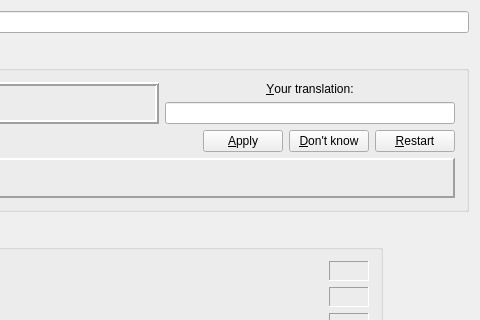
olgerd27/words_teacher, file window.ui: the form before one commit; both pictures show x 116 to 596 and y 0 to 320 of the 596 by 420 pixel window.
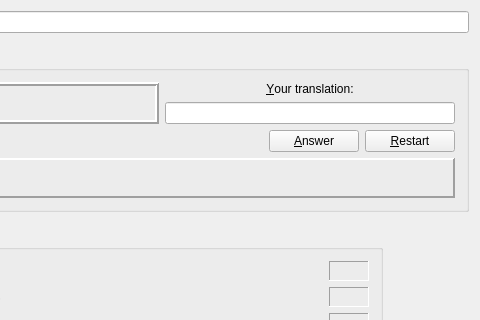
The form after the commit. Custom widgets are drawn as their Qt base class.

Commit message: Implement switching "Answer"/"Next word" push button and showing right translation after every pushing "Answer".

Diff of the .ui file:
```diff
--- a/window.ui
+++ b/window.ui
@@ -204,28 +204,15 @@
          </spacer>
         </item>
         <item>
-         <widget class="QPushButton" name="m_pbApply">
+         <widget class="PB_SwitchingCaption" name="m_pbAnswerNext">
           <property name="minimumSize">
            <size>
-            <width>75</width>
+            <width>90</width>
             <height>0</height>
            </size>
           </property>
           <property name="text">
-           <string>&amp;Apply</string>
-          </property>
-         </widget>
-        </item>
-        <item>
-         <widget class="QPushButton" name="m_pbDontKnow">
-          <property name="minimumSize">
-           <size>
-            <width>75</width>
-            <height>0</height>
-           </size>
-          </property>
-          <property name="text">
-           <string>&amp;Don't know</string>
+           <string>&amp;Answer</string>
           </property>
          </widget>
         </item>
@@ -233,7 +220,7 @@
          <widget class="QPushButton" name="m_pbRestart">
           <property name="minimumSize">
            <size>
-            <width>75</width>
+            <width>90</width>
             <height>0</height>
            </size>
           </property>
@@ -614,6 +601,11 @@
    <extends>QLineEdit</extends>
    <header>reimplemented_widgets.h</header>
   </customwidget>
+  <customwidget>
+   <class>PB_SwitchingCaption</class>
+   <extends>QPushButton</extends>
+   <header>reimplemented_widgets.h</header>
+  </customwidget>
  </customwidgets>
  <tabstops>
   <tabstop>m_pbLoad</tabstop>
```
Left out of the diff: 11 changed lines with no effect on the pictures. The commit also changes 3 other files.
